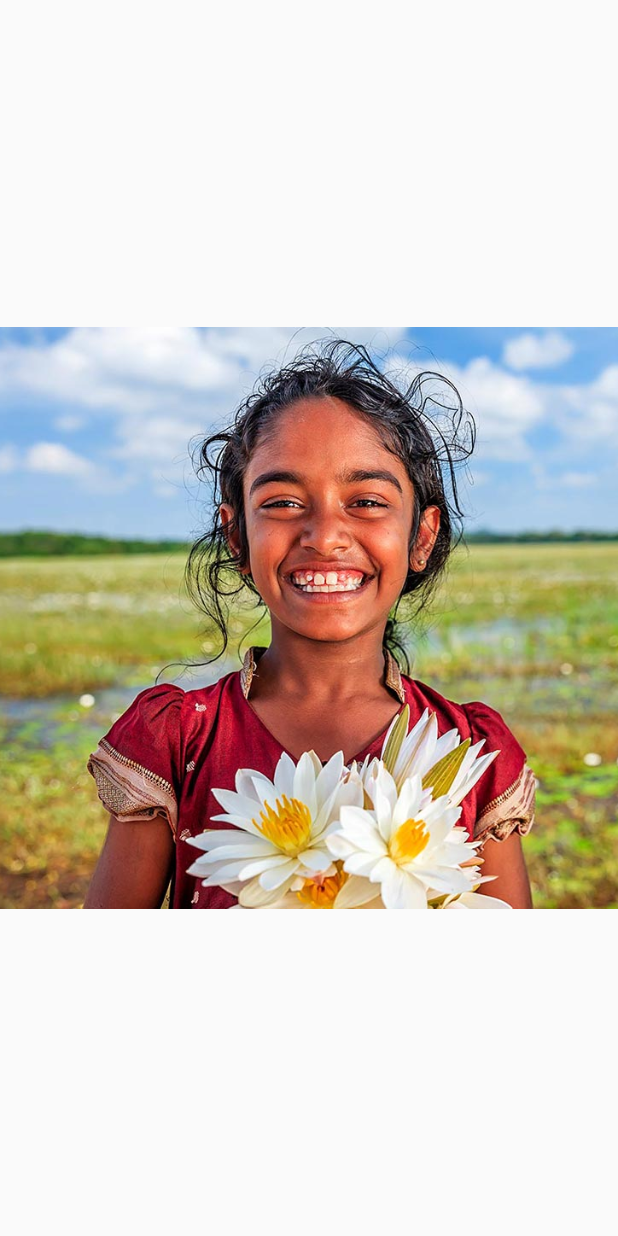
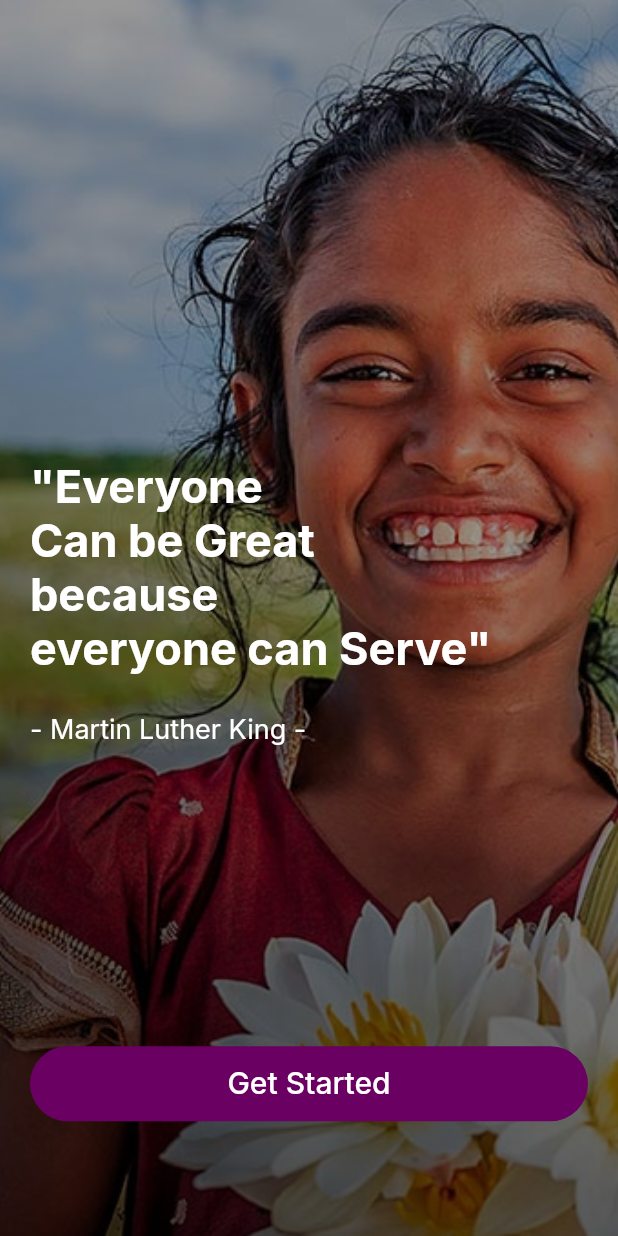
Before and after one commit to dilshanbeligala/Charity-App, a Flutter app: the screen it shows after launch, on a phone screen of 412 x 824 dp. Run offline on Flutter 3.47's test engine with Material 2 defaults, Android fonts, the phone set to English and light mode, and no system bars; our stand-ins replace google_fonts.

Commit message:
get started DONE

```diff
--- a/lib/screens/get_started.dart
+++ b/lib/screens/get_started.dart
@@ -1,4 +1,5 @@
 import 'package:flutter/material.dart';
+import 'package:google_fonts/google_fonts.dart';
 
 class GetStarted extends StatelessWidget {
   const GetStarted({super.key});
@@ -9,7 +10,63 @@ class GetStarted extends StatelessWidget {
       body: Container(
         width: double.infinity,
         decoration: BoxDecoration(
-            image: DecorationImage(image: AssetImage('assets/images/bg.png'))),
+            image: DecorationImage(
+                image: AssetImage('assets/images/bg.png'), fit: BoxFit.cover)),
+        child: Container(
+          decoration: BoxDecoration(
+              gradient: LinearGradient(begin: Alignment.bottomCenter, colors: [
+            Colors.black.withOpacity(.7),
+            Colors.black.withOpacity(.4)
+          ])),
+          child: Padding(
+            padding: EdgeInsets.only(left: 20),
+            child: Column(
+              crossAxisAlignment: CrossAxisAlignment.start,
+              mainAxisAlignment: MainAxisAlignment.center,
+              children: [
+                SizedBox(
+                  height: 230,
+                ),
+                Text('"Everyone\nCan be Great\nbecause\neveryone can Serve"',
+                    style: GoogleFonts.inter(
+                        fontSize: 30,
+                        color: Colors.white,
+                        fontWeight: FontWeight.bold)),
+                SizedBox(
+                  height: 25,
+                ),
+                Text(
+                  "- Martin Luther King -",
+                  style: GoogleFonts.inter(color: Colors.white, fontSize: 18),
+                ),
+                SizedBox(
+                  height: 200,
+                ),
+                Padding(
+                  padding: const EdgeInsets.only(right: 20),
+                  child: Container(
+                    height: 50,
+                    decoration: BoxDecoration(
+                        color: Color.fromARGB(255, 105, 0, 98),
+                        borderRadius: BorderRadius.circular(50)),
+                    child: Center(
+                      child: InkWell(
+                        onTap: () {},
+                        child: Text(
+                          "Get Started",
+                          style: GoogleFonts.inter(
+                              fontSize: 20,
+                              color: Colors.white,
+                              fontWeight: FontWeight.w500),
+                        ),
+                      ),
+                    ),
+                  ),
+                )
+              ],
+            ),
+          ),
+        ),
       ),
     );
   }
--- a/pubspec.yaml
+++ b/pubspec.yaml
@@ -35,6 +35,8 @@ dependencies:
   # The following adds the Cupertino Icons font to your application.
   # Use with the CupertinoIcons class for iOS style icons.
   cupertino_icons: ^1.0.2
+  google_fonts: ^4.0.3
+
 
 dev_dependencies:
   flutter_test:
```
Also changed, not shown: assets/images/bg.png, pubspec.lock, 1 other file.
